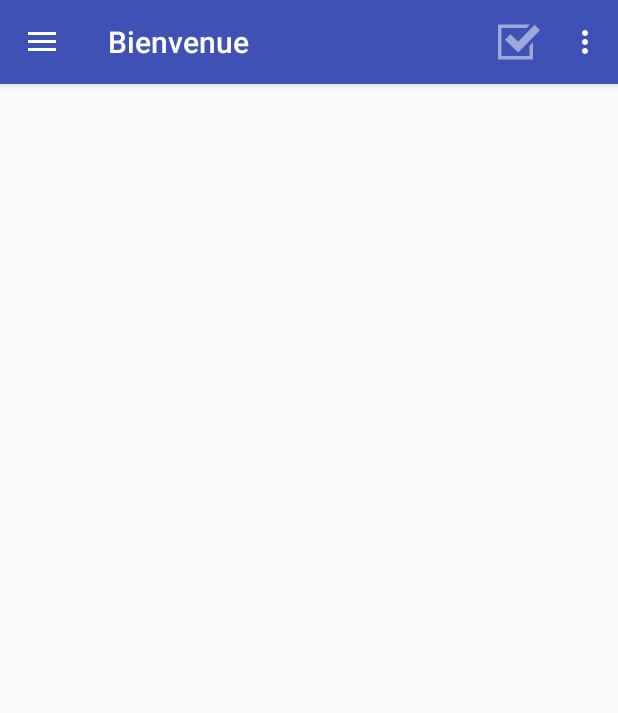
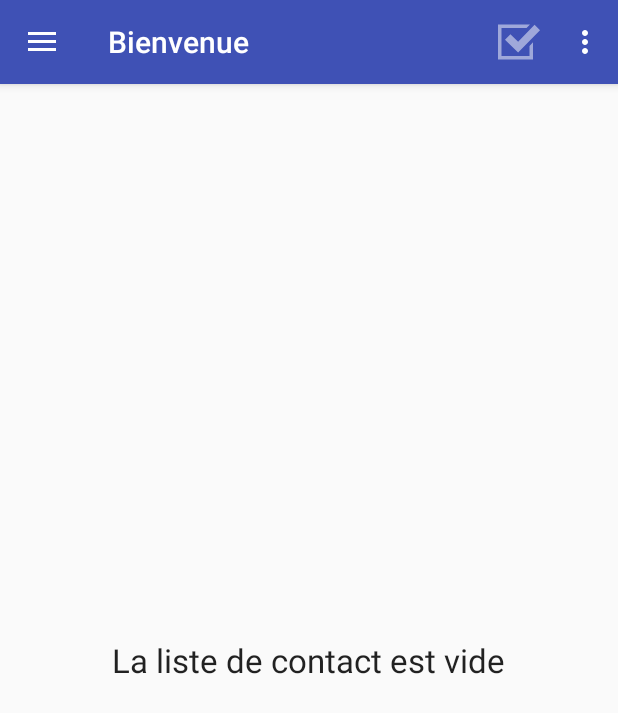
Before and after one commit to etna-octobre-2016/etna-3-programmation-mobile, an Android app: the fragment ContactListFragment placed in its activity, on a phone screen of 412 x 824 dp. Shown: the top 713 px of the screen. Run offline under Robolectric (Android 15) with nearby library versions, the phone set to English and light mode, and no system bars; libraries missing offline, so code that uses them is left out: org.jivesoftware.smack, org.jivesoftware.smackx; pictures from the network do not load; 7 statements that could not run were skipped.

Commit message:
shows message when the list is empty

```diff
--- a/app/src/main/java/dev/etna/jabberclient/adapters/ContactListAdapter.java
+++ b/app/src/main/java/dev/etna/jabberclient/adapters/ContactListAdapter.java
@@ -62,6 +62,8 @@ public class ContactListAdapter extends BaseAdapter
     public void setContacts(List<Contact> contacts)
     {
         this.contacts = contacts;
+        listView.clearChoices();
+        notifyDataSetChanged();
     }
 
     ////////////////////////////////////////////////////////////
--- a/app/src/main/java/dev/etna/jabberclient/fragments/ContactListFragment.java
+++ b/app/src/main/java/dev/etna/jabberclient/fragments/ContactListFragment.java
@@ -7,7 +7,6 @@ import android.graphics.drawable.Drawable;
 import android.os.Bundle;
 import android.app.Fragment;
 import android.util.Log;
-import android.view.Gravity;
 import android.view.LayoutInflater;
 import android.view.Menu;
 import android.view.MenuInflater;
@@ -15,8 +14,8 @@ import android.view.MenuItem;
 import android.view.View;
 import android.view.ViewGroup;
 import android.widget.AdapterView;
-import android.widget.ListAdapter;
 import android.widget.ListView;
+import android.widget.TextView;
 import android.widget.Toast;
 
 import java.util.List;
@@ -45,6 +44,7 @@ public class ContactListFragment extends Fragment implements ITaskObservable
     private int optionsMenuMode = OPTIONS_MENU_DEFAULT;
     private Activity activity;
     private ListView listView;
+    private TextView textView;
 
     ////////////////////////////////////////////////////////////
     // PUBLIC METHODS
@@ -82,13 +82,22 @@ public class ContactListFragment extends Fragment implements ITaskObservable
     {
         if (task instanceof ContactListFetchTask)
         {
-            ListAdapter adapter;
+            List<Contact> contacts;
+            ContactListAdapter adapter;
 
-            listView = (ListView) activity.findViewById(R.id.contactListView);
-            adapter = new ContactListAdapter(((ContactListFetchTask) task).getContacts(), listView, activity);
-            listView.setAdapter(adapter);
-            listView.setOnItemClickListener(this.getItemClickListener());
-            activity.invalidateOptionsMenu();
+            contacts = ((ContactListFetchTask) task).getContacts();
+            if (contacts.size() == 0)
+            {
+                textView.setVisibility(TextView.VISIBLE);
+            }
+            else
+            {
+                listView.setVisibility(ListView.VISIBLE);
+                adapter = new ContactListAdapter(contacts, listView, activity);
+                listView.setAdapter(adapter);
+                listView.setOnItemClickListener(this.getItemClickListener());
+                activity.invalidateOptionsMenu();
+            }
         }
         else if (task instanceof ContactsDeleteTask)
         {
@@ -106,8 +115,12 @@ public class ContactListFragment extends Fragment implements ITaskObservable
             disableListSelection();
             message = getString(R.string.toast_selected_deleted_count, deletedContacts.size());
             toast = Toast.makeText(activity, message, Toast.LENGTH_SHORT);
-            toast.setGravity(Gravity.CENTER, 0, 0);
             toast.show();
+            if (contacts.size() == 0)
+            {
+                listView.setVisibility(ListView.GONE);
+                textView.setVisibility(TextView.VISIBLE);
+            }
         }
     }
 
@@ -154,9 +167,14 @@ public class ContactListFragment extends Fragment implements ITaskObservable
             selectMenuItem.setVisible(true);
             cancelMenuItem.setVisible(false);
             deleteMenuItem.setVisible(false);
-            if (contactListAdapter != null) // @NOTE: contactListAdapter is NULL before contacts fetching
+            selectIcon = selectMenuItem.getIcon();
+            if (contactListAdapter == null) // @NOTE: contactListAdapter is NULL before contacts fetching
             {
-                selectIcon = selectMenuItem.getIcon();
+                selectIcon.setAlpha(128);
+                selectMenuItem.setEnabled(false);
+            }
+            else
+            {
                 if (contactListAdapter.getCount() == 0)
                 {
                     selectMenuItem.setEnabled(false);
@@ -269,6 +287,7 @@ public class ContactListFragment extends Fragment implements ITaskObservable
 
         activity = getActivity();
         listView = (ListView) activity.findViewById(R.id.contactListView);
+        textView = (TextView) activity.findViewById(R.id.contactListMessage);
         task = new ContactListFetchTask(activity, this);
         task.execute();
     }
--- a/app/src/main/res/layout/fragment_contact_list.xml
+++ b/app/src/main/res/layout/fragment_contact_list.xml
@@ -7,5 +7,15 @@
     <ListView
         android:layout_width="match_parent"
         android:layout_height="match_parent"
+        android:visibility="gone"
         android:id="@+id/contactListView"/>
+
+    <TextView
+        android:layout_width="wrap_content"
+        android:layout_height="wrap_content"
+        android:textAppearance="?android:attr/textAppearanceLarge"
+        android:text="@string/message_contact_list_empty"
+        android:id="@+id/contactListMessage"
+        android:visibility="gone"
+        android:layout_gravity="center" />
 </FrameLayout>
--- a/app/src/main/res/values/strings.xml
+++ b/app/src/main/res/values/strings.xml
@@ -32,6 +32,9 @@
     <string name="navigation_drawer_open">Open navigation drawer</string>
     <string name="navigation_drawer_close">Close navigation drawer</string>
 
+    <!-- Interface messages -->
+    <string name="message_contact_list_empty">La liste de contact est vide</string>
+
     <!-- Error messages -->
     <string name="error_title">Oups...</string>
     <string name="error_login_bad_credentials">Ces identifiants sont incorrects</string>
```
